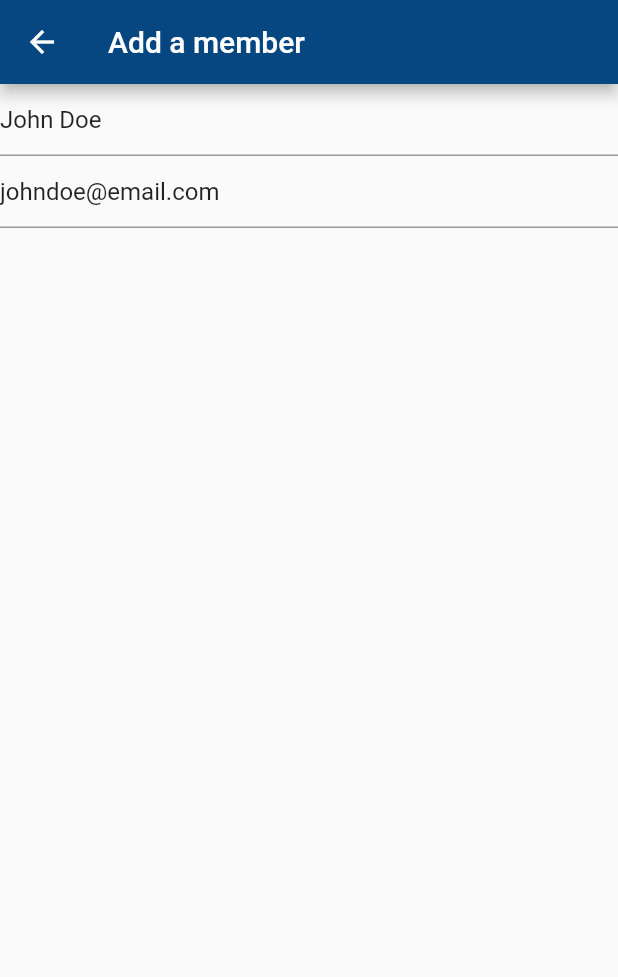
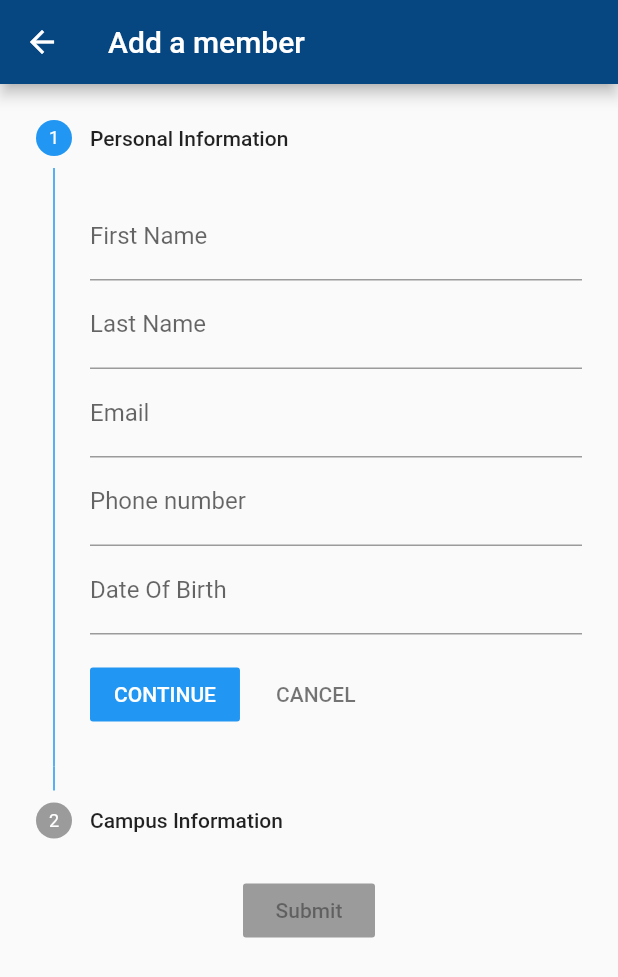
Before and after one commit to edcsu/deeper_life_campus, a Flutter app: the AddMember screen opened directly, on a phone screen of 412 x 824 dp. Shown: the top 977 px of the screen. Run offline on Flutter 3.47's test engine with Material 2 defaults, Android fonts, the phone set to English and light mode, and no system bars; drawn by our look-alikes of reactive_forms; our stand-ins replace flutter_svg, gradient_widgets, splashscreen.

Commit message:
style:add member form inputs

```diff
--- a/lib/screens/forms/addmember/components/add_member_body.dart
+++ b/lib/screens/forms/addmember/components/add_member_body.dart
@@ -9,11 +9,126 @@ class AddMemberBody extends StatefulWidget {
 }
 
 class _AddMemberBodyState extends State<AddMemberBody> {
+  final form = FormGroup({
+    'firstName': FormControl<String>(validators: [Validators.required]),
+    'lastName': FormControl<String>(validators: [Validators.required]),
+    'email': FormControl<String>(
+        validators: [Validators.required, Validators.email]),
+    'phoneNumber': FormControl<String>(validators: [Validators.required]),
+    'dateOfBirth': FormControl<DateTime>(validators: [Validators.required]),
+    'department': FormControl<String>(validators: [Validators.required]),
+    'program': FormControl<String>(validators: [Validators.required]),
+    'country': FormControl<String>(validators: [Validators.required]),
+    'yearEnrolled': FormControl<DateTime>(validators: [Validators.required]),
+    'yearGraduated': FormControl<DateTime>(validators: [Validators.required]),
+  });
 
-  final form = FormGroup({
-    'name': FormControl(value: 'John Doe'),
-    'email': FormControl(value: 'johndoe@email.com'),
-  });
+  List<Step> steps = [
+    Step(
+      title: const Text('Personal Information'),
+      isActive: true,
+      state: StepState.indexed,
+      content: Column(
+        children: <Widget>[
+          ReactiveTextField(
+            formControlName: 'firstName',
+            decoration: InputDecoration(
+              labelText: 'First Name',
+            ),
+          ),
+          ReactiveTextField(
+            formControlName: 'lastName',
+            decoration: InputDecoration(
+              labelText: 'Last Name',
+            ),
+          ),
+          ReactiveTextField(
+            formControlName: 'email',
+            decoration: InputDecoration(
+              labelText: 'Email',
+            ),
+          ),
+          ReactiveTextField(
+            formControlName: 'phoneNumber',
+            decoration: InputDecoration(
+              labelText: 'Phone number',
+            ),
+          ),
+          ReactiveTextField(
+            formControlName: 'dateOfBirth',
+            decoration: InputDecoration(
+              labelText: 'Date Of Birth',
+            ),
+            keyboardType: TextInputType.number,
+          ),
+        ],
+      ),
+    ),
+    Step(
+      isActive: false,
+      state: StepState.indexed,
+      title: const Text('Campus Information'),
+      content: Column(
+        children: <Widget>[
+          ReactiveTextField(
+            formControlName: 'department',
+            decoration: InputDecoration(
+              labelText: 'Department',
+            ),
+          ),
+          ReactiveTextField(
+            formControlName: 'program',
+            decoration: InputDecoration(
+              labelText: 'Program',
+            ),
+          ),
+          ReactiveTextField(
+            formControlName: 'country',
+            decoration: InputDecoration(
+              labelText: 'country',
+            ),
+          ),
+          ReactiveTextField(
+            formControlName: 'yearEnrolled',
+            decoration: InputDecoration(
+              labelText: 'Year Enrolled',
+            ),
+            keyboardType: TextInputType.number,
+          ),
+          ReactiveTextField(
+            formControlName: 'yearGraduated',
+            decoration: InputDecoration(
+              labelText: 'Year Graduated',
+            ),
+            keyboardType: TextInputType.number,
+          ),
+        ],
+      ),
+    ),
+  ];
+
+  int _currentStep = 0;
+  bool complete = false;
+
+  next() {
+    _currentStep + 1 != steps.length
+        ? goTo(_currentStep + 1)
+        : setState(() => complete = true);
+  }
+
+  cancel() {
+    if (_currentStep > 0) {
+      goTo(_currentStep - 1);
+    }
+  }
+
+  goTo(int step) {
+    setState(() => _currentStep = step);
+  }
+
+  void _onSubmit() {
+    print('The form is valid!');
+  }
 
   @override
   Widget build(BuildContext context) {
@@ -21,12 +136,26 @@ class _AddMemberBodyState extends State<AddMemberBody> {
       formGroup: this.form,
       child: Column(
         children: <Widget>[
-          ReactiveTextField(
-            formControlName: 'name',
+          Flexible(
+            flex: 5,
+            child: Stepper(
+              steps: steps,
+              currentStep: _currentStep,
+              onStepContinue: next,
+              onStepTapped: (step) => goTo(step),
+              onStepCancel: cancel,
+            ),
           ),
-          ReactiveTextField(
-            formControlName: 'email',
-          ),
+          Flexible(
+            child: ReactiveFormConsumer(
+              builder: (context, form, child) {
+                return RaisedButton(
+                  child: Text('Submit'),
+                  onPressed: form.valid ? _onSubmit : null,
+                );
+              },
+            ),
+          )
         ],
       ),
     );
```
